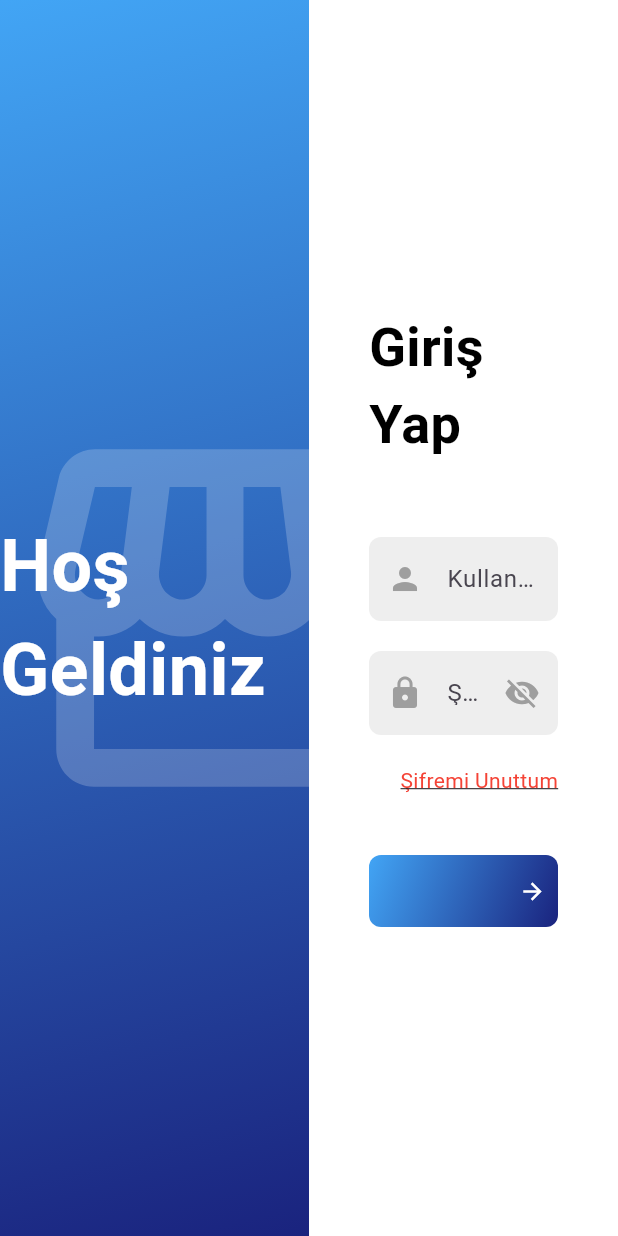
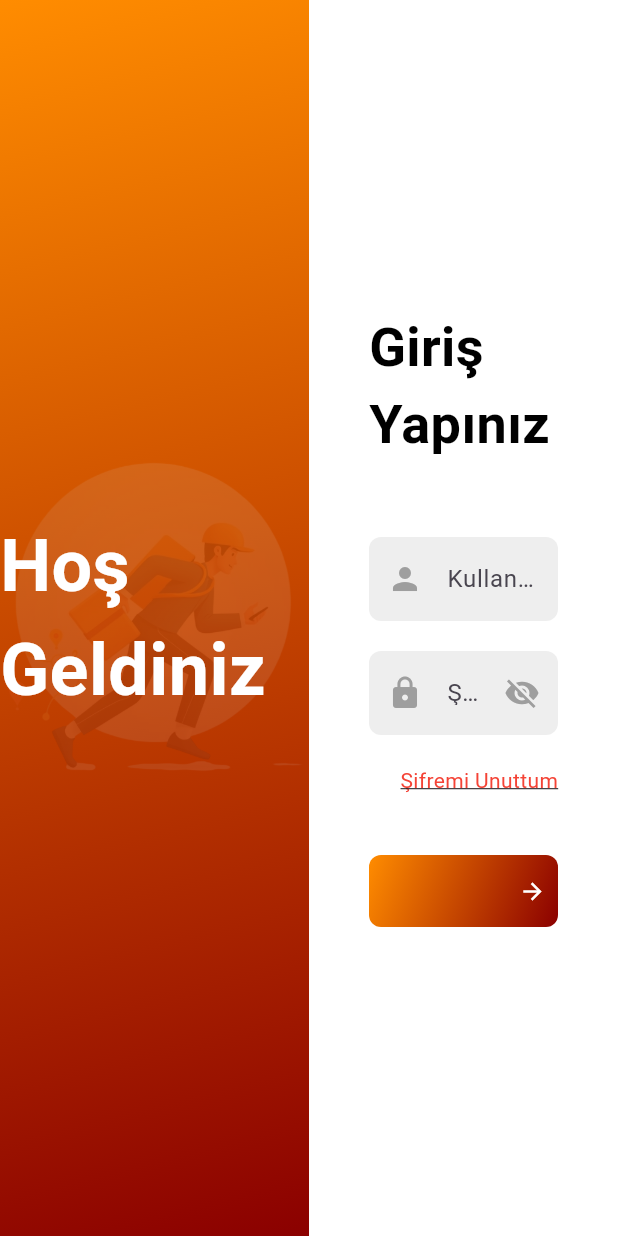
Before and after one commit to uzeyirtalhakilic/DesktopApp-Courier-Tracking, a Flutter app: the screen it shows after launch, on a phone screen of 412 x 824 dp. Run offline on Flutter 3.47's test engine with Material 3 defaults, Android fonts, the phone set to English and light mode, and no system bars; our stand-ins replace flutter_map, flutter_secure_storage, latlong2; missing offline and left inert: mongo_dart, webview_windows.

Commit message:
last update

```diff
--- a/lib/components/ProductModal.dart
+++ b/lib/components/ProductModal.dart
@@ -111,7 +111,7 @@ class _ProductModalState extends State<ProductModal> {
             },
             child: Container(
               decoration: BoxDecoration(
-                color: Colors.blue[700],
+                color: const Color(0xFF8B0000),
                 borderRadius: BorderRadius.circular(10),
               ),
               child: Center(
@@ -157,7 +157,7 @@ class _ProductModalState extends State<ProductModal> {
             },
             child: Container(
               decoration: BoxDecoration(
-                color: Colors.green[700],
+                color: const Color(0xFFFF8C00),
                 borderRadius: BorderRadius.circular(10),
               ),
               child: Center(
--- a/lib/data/data.dart
+++ b/lib/data/data.dart
@@ -6,7 +6,7 @@ import 'package:flutter_courier/models/courier.dart';
 import 'package:flutter_courier/models/order.dart';
 import 'package:flutter_courier/models/restaurant.dart';
 
-const String ip = '192.168.62.5';
+const String ip = '192.168.1.124';
 
 // ignore: constant_identifier_names
 const String API_URL = 'http://$ip:3000';
--- a/lib/main.dart
+++ b/lib/main.dart
@@ -39,7 +39,7 @@ class MyApp extends StatelessWidget {
     return MaterialApp(
       title: 'Flutter Courier',
       theme: ThemeData(
-        primarySwatch: Colors.blue,
+        primarySwatch: Colors.orange,
       ),
       home: const LoginScreen(), // İlk ekran olarak LoginScreen ayarlandı
       routes: {
--- a/lib/screens/login_screen.dart
+++ b/lib/screens/login_screen.dart
@@ -73,27 +73,25 @@ class _LoginScreenState extends State<LoginScreen> {
             child: Container(
               decoration: const BoxDecoration(
                 gradient: LinearGradient(
-                  colors: [Color(0xFF42A5F5), Color(0xFF1A237E)],
+                  colors: [Color(0xFFFF8C00), Color(0xFF8B0000)],
                   begin: Alignment.topLeft,
                   end: Alignment.bottomRight,
                 ),
               ),
-              child: const Stack(
+              child: Stack(
                 children: [
                   // Arka plana motokurye ikonu ekleniyor
                   Positioned.fill(
                     child: Opacity(
-                      opacity:
-                          0.2, // İkonun saydamlığı, yazının okunabilirliği için
-                      child: Icon(
-                        Icons.storefront_outlined, // Motokurye ikonu
-                        size: 300, // İkonun boyutu
-                        color: Colors.white,
+                      opacity: 0.1, // Görüntünün saydamlığı, yazının okunabilirliği için
+                      child: Image.asset(
+                        'assets/logo.png', // Kullanılacak resim dosyası
+                        fit: BoxFit.contain, // Resmi boyuta uygun şekilde sığdırır
                       ),
                     ),
                   ),
                   // Hoş Geldiniz yazısı üstte olacak
-                  Center(
+                  const Center(
                     child: Text(
                       'Hoş Geldiniz',
                       style: TextStyle(
@@ -121,7 +119,7 @@ class _LoginScreenState extends State<LoginScreen> {
                     mainAxisAlignment: MainAxisAlignment.center,
                     children: [
                       const Text(
-                        'Giriş Yap',
+                        'Giriş Yapınız',
                         style: TextStyle(
                           fontSize: 36,
                           fontWeight: FontWeight.bold,
@@ -213,7 +211,7 @@ class _LoginScreenState extends State<LoginScreen> {
     return Container(
       decoration: const BoxDecoration(
         gradient: LinearGradient(
-          colors: [Color(0xFF42A5F5), Color(0xFF1A237E)],
+          colors: [Color(0xFFFF8C00), Color(0xFF8B0000)],
           begin: Alignment.topLeft,
           end: Alignment.bottomRight,
         ),
--- a/lib/screens/options_screen.dart
+++ b/lib/screens/options_screen.dart
@@ -27,7 +27,7 @@ class OptionsScreen extends StatelessWidget {
                 ),
                 const SizedBox(height: 20),
                 const Text(
-                  'Mehel Ar-Ge ve Otomasyon',
+                  'Kurye Takip Sistemi',
                 ),
               ],
             ),
```
Also changed, not shown: lib/navigation/custom_drawer.dart (+4 -4 lines), assets/logo.png (added), assets/logo/logo.png (deleted).
